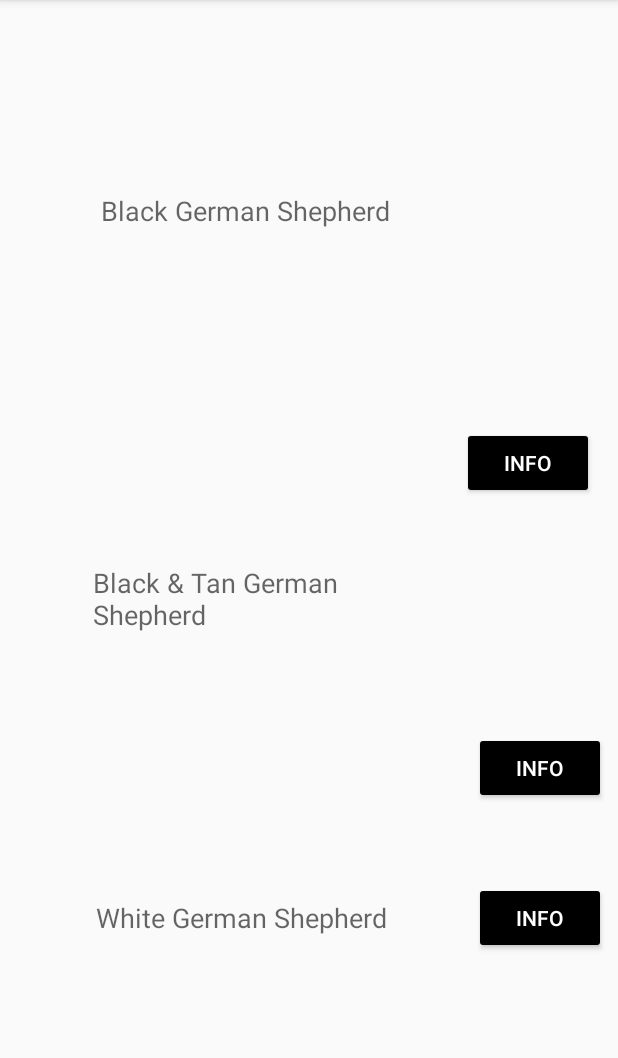
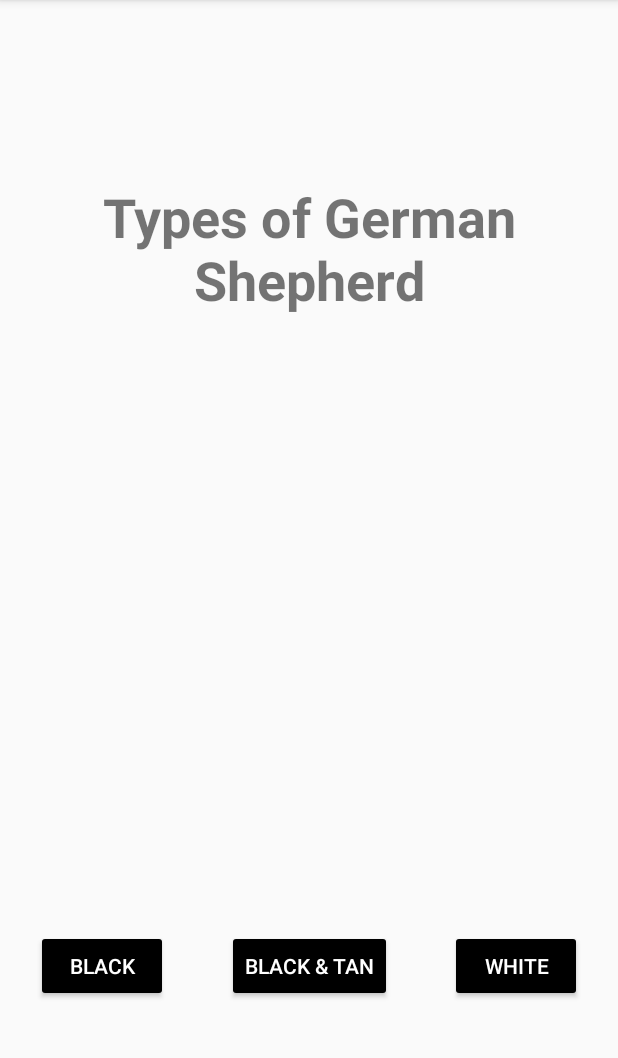
Before and after one commit to kamalpreetgrewal/GermanShepherdInfo, an Android app: the MainActivity screen opened directly, with no data from a screen before it, on a phone screen of 412 x 824 dp, the part 84-1142 px from its top. Run offline under Robolectric (Android 15) with nearby library versions, the phone set to English and light mode, and no system bars.

Commit message:
Implement fragments for holding information and navigation between them

```diff
--- a/app/build.gradle
+++ b/app/build.gradle
@@ -22,6 +22,7 @@ dependencies {
     implementation fileTree(dir: 'libs', include: ['*.jar'])
     implementation 'com.android.support:appcompat-v7:27.1.1'
     implementation 'com.android.support.constraint:constraint-layout:1.1.3'
+    implementation 'com.android.support:support-v4:27.1.1'
     testImplementation 'junit:junit:4.12'
     androidTestImplementation 'com.android.support.test:runner:1.0.2'
     androidTestImplementation 'com.android.support.test.espresso:espresso-core:3.0.2'
--- a/app/src/main/AndroidManifest.xml
+++ b/app/src/main/AndroidManifest.xml
@@ -18,13 +18,13 @@
         </activity>
         <activity android:name=".MainActivity"
             android:label="@string/title"/>
-        <activity android:name=".InfoActivity1"
+        <activity android:name=".InfoFragment1"
                   android:label="@string/title_info_activity1">
         </activity>
-        <activity android:name=".InfoActivity2"
+        <activity android:name=".InfoFragment2"
                   android:label="@string/title_info_activity2">
         </activity>
-        <activity android:name=".InfoActivity3"
+        <activity android:name=".InfoFragment3"
                   android:label="@string/title_info_activity3">
         </activity>
     </application>
--- /dev/null
+++ b/app/src/main/java/com/example/guestaccount/germanshepherd/DefaultFragment.java
@@ -0,0 +1,21 @@
+package com.example.guestaccount.germanshepherd;
+
+import android.os.Bundle;
+import android.support.v4.app.Fragment;
+import android.view.LayoutInflater;
+import android.view.View;
+import android.view.ViewGroup;
+
+public class DefaultFragment extends Fragment {
+    @Override
+    public void onCreate(Bundle savedInstanceState) {
+        super.onCreate(savedInstanceState);
+    }
+
+    @Override
+    public View onCreateView(LayoutInflater inflater, ViewGroup container,
+                             Bundle savedInstanceState) {
+        // Inflate the layout for this fragment
+        return inflater.inflate(R.layout.fragment_default, container, false);
+    }
+}
--- a/app/src/main/java/com/example/guestaccount/germanshepherd/MainActivity.java
+++ b/app/src/main/java/com/example/guestaccount/germanshepherd/MainActivity.java
@@ -1,106 +1,67 @@
 package com.example.guestaccount.germanshepherd;
 
-import android.content.Intent;
+import android.os.Bundle;
+import android.support.v4.app.Fragment;
+import android.support.v4.app.FragmentManager;
 import android.support.v7.app.AppCompatActivity;
-import android.os.Bundle;
 import android.view.View;
 import android.widget.Button;
 import android.widget.Toast;
 
 public class MainActivity extends AppCompatActivity {
-
     @Override
     protected void onCreate(Bundle savedInstanceState) {
         super.onCreate(savedInstanceState);
+
+        /**
+         * Create a default fragment first and set the layout of the activity. This fragment is
+         * changed depending on the button clicked or on navigation between the info fragments.
+         */
+        final FragmentManager fragmentManager = getSupportFragmentManager();
+        Fragment fragment = new DefaultFragment();
+        fragmentManager.beginTransaction().replace(R.id.info_fragment, fragment).commit();
         setContentView(R.layout.activity_main);
+
+        Toast.makeText(MainActivity.this, "Swipe from bottom to top in the image when it shows to go " +
+                "to main screen.", Toast.LENGTH_LONG).show();
 
         /**
          * Fetch views from layout file and initialise the variables with these views.
          */
-        Button info1 = (Button) findViewById(R.id.button);
-        Button info2 = (Button) findViewById(R.id.button2);
-        Button info3 = (Button) findViewById(R.id.button3);
+        Button info1 = findViewById(R.id.button);
+        Button info2 = findViewById(R.id.button2);
+        Button info3 = findViewById(R.id.button3);
 
         /**
-         * Show image for first type on clicking the button. Set the visibility of description to
-         * invisible and only show the image. So on for the other buttons.
+         * Show the fragment 1 on clicking first button.
          */
         info1.setOnClickListener(new View.OnClickListener() {
             @Override
             public void onClick(View view) {
-                Intent intent = new Intent(MainActivity.this, InfoActivity1.class);
-                intent.putExtra("image", true);
-                intent.putExtra("description", false);
-                startActivity(intent);
+                Fragment fragment = new InfoFragment1();
+                fragmentManager.beginTransaction().replace(R.id.info_fragment, fragment).commit();
             }
         });
 
         /**
-         * Show description for first type on clicking the button. Set the visibility of image to
-         * invisible and only show the text. So on for long clicks for the other buttons.
+         * Show fragment 2 on clicking this button.
          */
-        info1.setOnLongClickListener(new View.OnLongClickListener() {
+        info2.setOnClickListener(new View.OnClickListener() {
             @Override
-            public boolean onLongClick(View v) {
-                Intent intent = new Intent(MainActivity.this, InfoActivity1.class);
-                intent.putExtra("image", false);
-                intent.putExtra("description", true);
-                startActivity(intent);
-                return true;
+            public void onClick(View view) {
+                Fragment fragment = new InfoFragment2();
+                fragmentManager.beginTransaction().replace(R.id.info_fragment, fragment).commit();
             }
         });
 
         /**
-         * Show image for first type on clicking the button.
-         */
-        info2.setOnClickListener(new View.OnClickListener() {
-            @Override
-            public void onClick(View view) {
-                Intent intent = new Intent(MainActivity.this, InfoActivity2.class);
-                intent.putExtra("image", true);
-                intent.putExtra("description", false);
-                startActivity(intent);
-            }
-        });
-
-        /**
-         * Show description for second type on clicking the button.
-         */
-        info2.setOnLongClickListener(new View.OnLongClickListener() {
-            @Override
-            public boolean onLongClick(View v) {
-                Intent intent = new Intent(MainActivity.this, InfoActivity2.class);
-                intent.putExtra("image", false);
-                intent.putExtra("description", true);
-                startActivity(intent);
-                return true;
-            }
-        });
-
-        /**
-         * Show image for third type on clicking the button.
+         * Show image for fragment 2 on clicking this button.
          */
         info3.setOnClickListener(new View.OnClickListener() {
             @Override
             public void onClick(View view) {
-                Intent intent = new Intent(MainActivity.this, InfoActivity3.class);
-                intent.putExtra("image", true);
-                intent.putExtra("description", false);
-                startActivity(intent);
-            }
-        });
-
-        /**
-         * Show description for the third type on clicking the button.
-         */
-        info3.setOnLongClickListener(new View.OnLongClickListener() {
-            @Override
-            public boolean onLongClick(View v) {
-                Intent intent = new Intent(MainActivity.this, InfoActivity3.class);
-                intent.putExtra("image", false);
-                intent.putExtra("description", true);
-                startActivity(intent);
-                return true;
+                Fragment fragment = new InfoFragment3();
+                fragmentManager.beginTransaction().replace(R.id.info_fragment, fragment).commit();
             }
         });
     }
--- a/app/src/main/res/layout/activity_main.xml
+++ b/app/src/main/res/layout/activity_main.xml
@@ -6,98 +6,61 @@
     android:layout_height="match_parent"
     tools:context=".MainActivity">
 
-    <TextView
-        android:id="@+id/textView"
+    <FrameLayout
+        android:id="@+id/info_fragment"
+        android:layout_width="match_parent"
+        android:layout_height="match_parent">
+
+    </FrameLayout>
+
+    <Button
+        android:id="@+id/button"
         android:layout_width="wrap_content"
         android:layout_height="wrap_content"
-        android:layout_marginEnd="8dp"
-        android:layout_marginLeft="8dp"
-        android:layout_marginRight="8dp"
-        android:layout_marginStart="8dp"
-        android:layout_marginTop="128dp"
-        android:text="Black German Shepherd"
-        android:textAppearance="@style/TextAppearance.AppCompat.Medium"
-        app:layout_constraintEnd_toStartOf="@+id/button"
-        app:layout_constraintHorizontal_bias="0.595"
+        android:layout_marginBottom="100dp"
+        android:layout_marginLeft="24dp"
+        android:layout_marginStart="24dp"
+        android:layout_marginTop="8dp"
+        android:backgroundTint="@android:color/background_dark"
+        android:text="Black"
+        android:textColor="@android:color/background_light"
+        app:layout_constraintBottom_toBottomOf="parent"
         app:layout_constraintStart_toStartOf="parent"
         app:layout_constraintTop_toTopOf="parent"
-        />
+        app:layout_constraintVertical_bias="1.0"/>
 
-    <TextView
-        android:id="@+id/textView2"
-        android:layout_width="193dp"
+    <Button
+        android:id="@+id/button2"
+        android:layout_width="wrap_content"
         android:layout_height="wrap_content"
-        android:layout_marginBottom="8dp"
+        android:layout_marginBottom="100dp"
         android:layout_marginEnd="8dp"
         android:layout_marginLeft="8dp"
         android:layout_marginRight="8dp"
         android:layout_marginStart="8dp"
         android:layout_marginTop="8dp"
-        android:text="Black &amp; Tan German Shepherd"
-        android:textAppearance="@style/TextAppearance.AppCompat.Medium"
-        app:layout_constraintBottom_toTopOf="@+id/textView3"
-        app:layout_constraintEnd_toStartOf="@+id/button2"
-        app:layout_constraintHorizontal_bias="0.509"
-        app:layout_constraintStart_toStartOf="parent"
-        app:layout_constraintTop_toBottomOf="@+id/textView"
-        app:layout_constraintVertical_bias="0.559"/>
-
-    <TextView
-        android:id="@+id/textView3"
-        android:layout_width="wrap_content"
-        android:layout_height="wrap_content"
-        android:layout_marginBottom="144dp"
-        android:layout_marginEnd="8dp"
-        android:layout_marginLeft="8dp"
-        android:layout_marginRight="8dp"
-        android:layout_marginStart="8dp"
-        android:text="White German Shepherd"
-        android:textAppearance="@style/TextAppearance.AppCompat.Medium"
+        android:backgroundTint="@android:color/background_dark"
+        android:text="Black &amp; Tan"
+        android:textColor="@android:color/background_light"
         app:layout_constraintBottom_toBottomOf="parent"
         app:layout_constraintEnd_toStartOf="@+id/button3"
-        app:layout_constraintHorizontal_bias="0.528"
-        app:layout_constraintStart_toStartOf="parent"
-        />
-
-    <Button
-        android:id="@+id/button"
-        android:layout_width="wrap_content"
-        android:layout_height="wrap_content"
-        android:layout_marginBottom="8dp"
-        android:layout_marginEnd="16dp"
-        android:layout_marginRight="16dp"
-        android:layout_marginTop="8dp"
-        android:backgroundTint="@android:color/background_dark"
-        android:text="Info"
-        android:textColor="@android:color/background_light"
-        app:layout_constraintBottom_toTopOf="@+id/button2"
-        app:layout_constraintEnd_toEndOf="parent"
+        app:layout_constraintStart_toEndOf="@+id/button"
         app:layout_constraintTop_toTopOf="parent"
-        app:layout_constraintVertical_bias="0.652"/>
-
-    <Button
-        android:id="@+id/button2"
-        android:layout_width="wrap_content"
-        android:layout_height="wrap_content"
-        android:layout_marginBottom="52dp"
-        android:layout_marginEnd="8dp"
-        android:layout_marginRight="8dp"
-        android:backgroundTint="@android:color/background_dark"
-        android:text="Info"
-        android:textColor="@android:color/background_light"
-        app:layout_constraintBottom_toTopOf="@+id/button3"
-        app:layout_constraintEnd_toEndOf="parent"/>
+        app:layout_constraintVertical_bias="1.0"/>
 
     <Button
         android:id="@+id/button3"
         android:layout_width="wrap_content"
         android:layout_height="wrap_content"
-        android:layout_marginBottom="132dp"
-        android:layout_marginEnd="8dp"
-        android:layout_marginRight="8dp"
+        android:layout_marginBottom="100dp"
+        android:layout_marginEnd="24dp"
+        android:layout_marginRight="24dp"
+        android:layout_marginTop="8dp"
         android:backgroundTint="@android:color/background_dark"
-        android:text="Info"
+        android:text="White"
         android:textColor="@android:color/background_light"
         app:layout_constraintBottom_toBottomOf="parent"
-        app:layout_constraintEnd_toEndOf="parent"/>
+        app:layout_constraintEnd_toEndOf="parent"
+        app:layout_constraintTop_toTopOf="parent"
+        app:layout_constraintVertical_bias="1.0"/>
 </android.support.constraint.ConstraintLayout>
--- /dev/null
+++ b/app/src/main/res/layout/fragment_default.xml
@@ -0,0 +1,17 @@
+<?xml version="1.0" encoding="utf-8"?>
+<FrameLayout xmlns:android="http://schemas.android.com/apk/res/android"
+             xmlns:tools="http://schemas.android.com/tools"
+             android:layout_width="match_parent"
+             android:layout_height="match_parent"
+             tools:context=".DefaultFragment">
+
+    <TextView
+        android:layout_width="match_parent"
+        android:layout_height="wrap_content"
+        android:text="@string/default_fragment"
+        android:layout_marginTop="120dp"
+        android:textAlignment="center"
+        android:textStyle="bold"
+        android:textSize="36dp"/>
+
+</FrameLayout>
--- a/app/src/main/res/values/strings.xml
+++ b/app/src/main/res/values/strings.xml
@@ -15,4 +15,7 @@
         called a masking gene, the true genetic color is masked making the dog appear white.
         It is also known as White Swiss Shepherd, Berger Blanc Swiss dog or the American-Canadian
         White Shepherd.</string>
+
+    <!-- TODO: Remove or change this placeholder text -->
+    <string name="default_fragment">Types of German Shepherd</string>
 </resources>
```
Also changed, not shown: app/src/main/java/com/example/guestaccount/germanshepherd/GestureInterface.java (+29 -28 lines), app/src/main/java/com/example/guestaccount/germanshepherd/InfoActivity1.java (deleted, +0 -55 lines), app/src/main/java/com/example/guestaccount/germanshepherd/InfoActivity2.java (deleted, +0 -52 lines), app/src/main/java/com/example/guestaccount/germanshepherd/InfoActivity3.java (deleted, +0 -52 lines), app/src/main/java/com/example/guestaccount/germanshepherd/InfoFragment1.java (added, +44 -0 lines), app/src/main/java/com/example/guestaccount/germanshepherd/InfoFragment2.java (added, +43 -0 lines), app/src/main/java/com/example/guestaccount/germanshepherd/InfoFragment3.java (added, +44 -0 lines), app/src/main/res/layout/fragment_info1.xml (renamed from app/src/main/res/layout/activity_info3.xml, +7 -6 lines), app/src/main/res/layout/fragment_info2.xml (renamed from app/src/main/res/layout/activity_info1.xml, +6 -7 lines), app/src/main/res/layout/fragment_info3.xml (renamed from app/src/main/res/layout/activity_info2.xml, +6 -6 lines).
